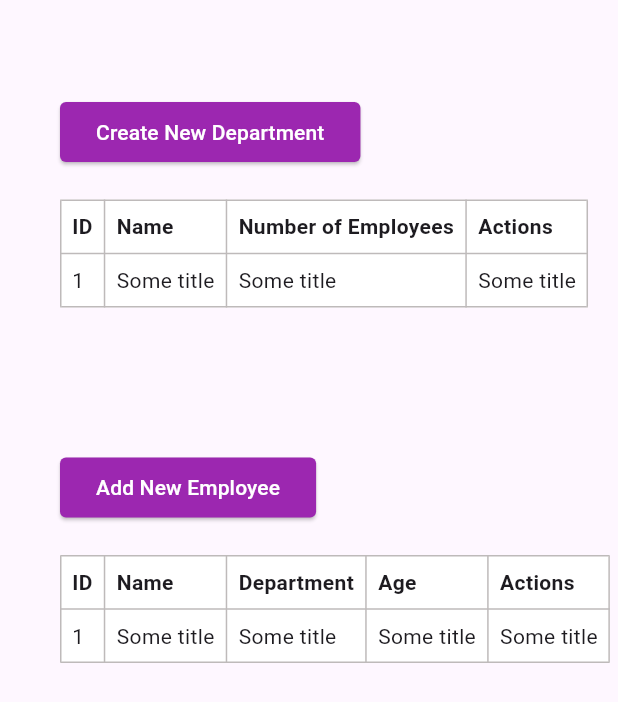
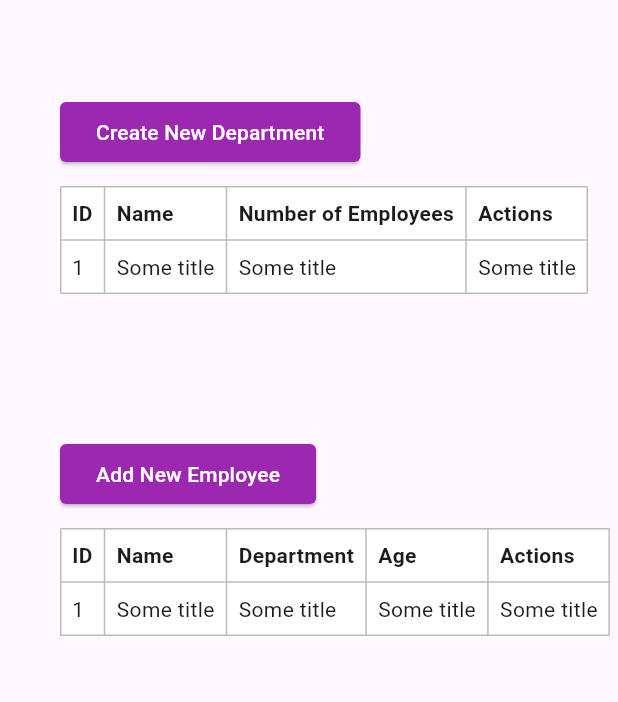
Before and after one commit to ShinanTc/flutter-assignment, a Flutter app: the screen it shows after launch, on a phone screen of 412 x 824 dp. Shown: the top 702 px of the screen. Run offline on Flutter 3.47's test engine with Material 3 defaults, Android fonts, the phone set to English and light mode, and no system bars.

Commit message:
Sizedbox height reduced

```diff
--- a/lib/main.dart
+++ b/lib/main.dart
@@ -1,5 +1,5 @@
 import 'package:flutter/material.dart';
-import 'ui/screens/department_screen.dart';
+import 'ui/screens/home_screen.dart';
 
 void main() {
   runApp(const MyApp());
@@ -14,7 +14,7 @@ class MyApp extends StatelessWidget {
       theme: ThemeData(
         primarySwatch: Colors.blue,
       ),
-      home: const DepartmentScreen(),
+      home: const HomeScreen(),
     );
   }
 }
--- a/lib/ui/screens/department_screen.dart
+++ b/lib/ui/screens/home_screen.dart
@@ -6,8 +6,8 @@ import '../../values/padding.dart';
 import '../utils/tables/department_table.dart';
 import '../utils/tables/employee_table.dart';
 
-class DepartmentScreen extends StatelessWidget {
-  const DepartmentScreen({super.key});
+class HomeScreen extends StatelessWidget {
+  const HomeScreen({super.key});
 
   @override
   Widget build(BuildContext context) {
@@ -21,7 +21,7 @@ class DepartmentScreen extends StatelessWidget {
               child: CustomButton(text: 'Create New Department'),
             ),
           ),
-          SizedBox(height: 16),
+          SizedBox(height: 12),
           Align(
             alignment: Alignment.centerLeft,
             child: Padding(padding: tablePadding, child: DepartmentTable()),
@@ -34,7 +34,7 @@ class DepartmentScreen extends StatelessWidget {
               child: CustomButton(text: 'Add New Employee'),
             ),
           ),
-          SizedBox(height: 16),
+          SizedBox(height: 12),
           Align(
             alignment: Alignment.centerLeft,
             child: Padding(padding: tablePadding, child: EmployeeTable()),
--- a/lib/values/padding.dart
+++ b/lib/values/padding.dart
@@ -1,4 +1,4 @@
 import 'package:flutter/material.dart';
 
 const EdgeInsets buttonPadding = EdgeInsets.fromLTRB(40, 64, 0, 0);
-const EdgeInsets tablePadding = EdgeInsets.fromLTRB(40, 5, 0, 0);
+const EdgeInsets tablePadding = EdgeInsets.fromLTRB(40, 0, 0, 0);
```
